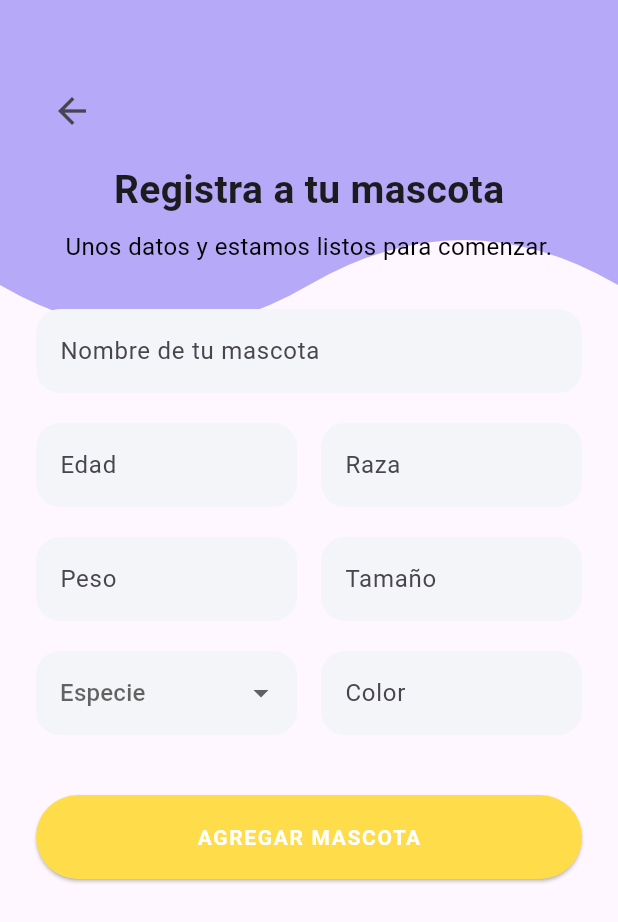
After one commit to dixogc/PatitasCare, a Flutter app: the RegistroMascotaPage screen opened directly, on a phone screen of 412 x 824 dp. The commit adds this screen. Shown: the top 922 px of the screen. Run offline on Flutter 3.47's test engine with Material 3 defaults, Android fonts, the phone set to English and light mode, and no system bars; our stand-ins replace shared_preferences; accounts and stored records are empty.

```diff
--- /dev/null
+++ b/lib/registro_mascota.dart
@@ -0,0 +1,279 @@
+import 'dart:convert';
+import 'package:flutter/material.dart';
+import 'package:http/http.dart' as http;
+import 'package:shared_preferences/shared_preferences.dart';
+import 'inicio_page.dart';
+
+class RegistroMascotaPage extends StatefulWidget {
+  const RegistroMascotaPage({super.key});
+
+  @override
+  _RegistroMascotaState createState() => _RegistroMascotaState();
+}
+
+class _RegistroMascotaState extends State<RegistroMascotaPage> {
+  final TextEditingController nombreController = TextEditingController();
+  final TextEditingController edadController = TextEditingController();
+  final TextEditingController razaController = TextEditingController();
+  final TextEditingController pesoController = TextEditingController();
+  final TextEditingController sizeController = TextEditingController();
+  final TextEditingController colorController = TextEditingController();
+
+  String? especieSeleccionado;
+  final List<String> especie = ['PERRO', 'GATO'];
+
+  @override
+  void dispose() {
+    nombreController.dispose();
+    edadController.dispose();
+    razaController.dispose();
+    pesoController.dispose();
+    sizeController.dispose();
+    colorController.dispose();
+    super.dispose();
+  }
+
+  Future<void> registrarMascota() async {
+    final prefs = await SharedPreferences.getInstance();
+    final token = prefs.getString('token');
+
+    if (token == null) {
+      ScaffoldMessenger.of(context).showSnackBar(
+        const SnackBar(
+          content: Text('Token no encontrado. Vuelve a iniciar sesión.'),
+        ),
+      );
+      return;
+    }
+
+    final baseUrl = 'https://patitas-care.onrender.com';
+    final url = Uri.parse('$baseUrl/mascotas/mis-mascotas');
+
+    final response = await http.post(
+      url,
+      headers: {
+        'Content-Type': 'application/json',
+        'Authorization': 'Bearer $token',
+      },
+      body: jsonEncode({
+        'nombre': nombreController.text,
+        'especie': especieSeleccionado,
+        'raza': razaController.text,
+        'edad': int.tryParse(edadController.text) ?? 0,
+        'peso': double.tryParse(pesoController.text) ?? 0.0,
+        'size': sizeController.text,
+        'color': colorController.text,
+      }),
+    );
+
+    if (response.statusCode == 200 || response.statusCode == 201) {
+      Navigator.pushReplacement(
+        context,
+        MaterialPageRoute(builder: (context) => const InicioPage()),
+      );
+    } else {
+      final error = jsonDecode(response.body);
+      showDialog(
+        context: context,
+        builder: (context) => AlertDialog(
+          title: const Text('Error al registrar'),
+          content: Text(error['mensaje'] ?? 'Ocurrió un error inesperado.'),
+          actions: [
+            TextButton(
+              child: const Text('Cerrar'),
+              onPressed: () => Navigator.pop(context),
+            ),
+          ],
+        ),
+      );
+    }
+  }
+
+  bool _validarCampos() {
+    if (nombreController.text.isEmpty ||
+        edadController.text.isEmpty ||
+        razaController.text.isEmpty ||
+        pesoController.text.isEmpty ||
+        sizeController.text.isEmpty ||
+        colorController.text.isEmpty ||
+        especieSeleccionado == null) {
+      ScaffoldMessenger.of(context).showSnackBar(
+        const SnackBar(content: Text('Por favor, completa todos los campos.')),
+      );
+      return false;
+    }
+    return true;
+  }
+
+  @override
+  Widget build(BuildContext context) {
+    return Scaffold(
+      body: Stack(
+        children: [
+          ClipPath(
+            clipper: WaveClipper(),
+            child: Container(
+              height: 250,
+              width: double.infinity,
+              color: const Color(0xFFB6A9F8),
+            ),
+          ),
+          Padding(
+            padding: const EdgeInsets.symmetric(horizontal: 24, vertical: 50),
+            child: ListView(
+              children: [
+                Align(
+                  alignment: Alignment.topLeft,
+                  child: IconButton(
+                    icon: const Icon(Icons.arrow_back, size: 28),
+                    onPressed: () {
+                      Navigator.pop(context);
+                    },
+                  ),
+                ),
+                const SizedBox(height: 10),
+                const Center(
+                  child: Text(
+                    'Registra a tu mascota',
+                    style: TextStyle(fontSize: 26, fontWeight: FontWeight.bold),
+                  ),
+                ),
+                const SizedBox(height: 8),
+                const Text(
+                  'Unos datos y estamos listos para comenzar.',
+                  style: TextStyle(fontSize: 16, color: Colors.black),
+                  textAlign: TextAlign.center,
+                ),
+                const SizedBox(height: 30),
+                _buildTextField('Nombre de tu mascota', nombreController),
+                const SizedBox(height: 20),
+                Row(
+                  children: [
+                    Expanded(child: _buildTextField('Edad', edadController)),
+                    const SizedBox(width: 16),
+                    Expanded(child: _buildTextField('Raza', razaController)),
+                  ],
+                ),
+                const SizedBox(height: 20),
+                Row(
+                  children: [
+                    Expanded(child: _buildTextField('Peso', pesoController)),
+                    const SizedBox(width: 16),
+                    Expanded(child: _buildTextField('Tamaño', sizeController)),
+                  ],
+                ),
+                const SizedBox(height: 20),
+                Row(
+                  children: [
+                    Expanded(child: _buildDropdown(especie, 'Especie')),
+                    const SizedBox(width: 16),
+                    Expanded(child: _buildTextField('Color', colorController)),
+                  ],
+                ),
+                const SizedBox(height: 40),
+                ElevatedButton(
+                  onPressed: () {
+                    if (_validarCampos()) {
+                      registrarMascota();
+                    }
+                  },
+                  style: ElevatedButton.styleFrom(
+                    backgroundColor: const Color(0xFFFFDD4A),
+                    padding: const EdgeInsets.symmetric(vertical: 18),
+                    shape: RoundedRectangleBorder(
+                      borderRadius: BorderRadius.circular(30),
+                    ),
+                  ),
+                  child: const Text(
+                    'AGREGAR MASCOTA',
+                    style: TextStyle(
+                      color: Colors.white,
+                      fontWeight: FontWeight.bold,
+                      letterSpacing: 1.1,
+                    ),
+                  ),
+                ),
+              ],
+            ),
+          ),
+        ],
+      ),
+    );
+  }
+
+  Widget _buildTextField(String label, TextEditingController controller) {
+    return TextField(
+      controller: controller,
+      decoration: InputDecoration(
+        hintText: label,
+        filled: true,
+        fillColor: const Color(0xFFF4F5F8),
+        border: OutlineInputBorder(
+          borderRadius: BorderRadius.circular(16),
+          borderSide: BorderSide.none,
+        ),
+      ),
+    );
+  }
+
+  Widget _buildDropdown(List<String> options, String label) {
+    return DropdownButtonFormField<String>(
+      value: especieSeleccionado,
+      hint: Text(label),
+      decoration: InputDecoration(
+        filled: true,
+        fillColor: const Color(0xFFF4F5F8),
+        border: OutlineInputBorder(
+          borderRadius: BorderRadius.circular(16),
+          borderSide: BorderSide.none,
+        ),
+      ),
+      items: options.map((option) {
+        return DropdownMenuItem(
+          value: option.toUpperCase(),
+          child: Text(option),
+        );
+      }).toList(),
+      onChanged: (value) {
+        setState(() {
+          especieSeleccionado = value;
+        });
+      },
+    );
+  }
+}
+
+class WaveClipper extends CustomClipper<Path> {
+  @override
+  Path getClip(Size size) {
+    var path = Path();
+    path.lineTo(0, size.height - 60);
+
+    var firstControlPoint = Offset(size.width / 4, size.height);
+    var firstEndPoint = Offset(size.width / 2, size.height - 60);
+
+    var secondControlPoint = Offset(size.width * 3 / 4, size.height - 120);
+    var secondEndPoint = Offset(size.width, size.height - 60);
+
+    path.quadraticBezierTo(
+      firstControlPoint.dx,
+      firstControlPoint.dy,
+      firstEndPoint.dx,
+      firstEndPoint.dy,
+    );
+
+    path.quadraticBezierTo(
+      secondControlPoint.dx,
+      secondControlPoint.dy,
+      secondEndPoint.dx,
+      secondEndPoint.dy,
+    );
+
+    path.lineTo(size.width, 0);
+    path.close();
+    return path;
+  }
+
+  @override
+  bool shouldReclip(CustomClipper<Path> oldClipper) => false;
+}
--- a/pubspec.yaml
+++ b/pubspec.yaml
@@ -31,6 +31,7 @@ dependencies:
   flutter:
     sdk: flutter
   http: ^0.13.6
+  shared_preferences: ^2.2.2
 
   # The following adds the Cupertino Icons font to your application.
   # Use with the CupertinoIcons class for iOS style icons.
```
Also changed, not shown: lib/auth_service.dart (added, +46 -0 lines), lib/registro_page.dart (+28 -24 lines), lib/mi_mascota.dart (added).
